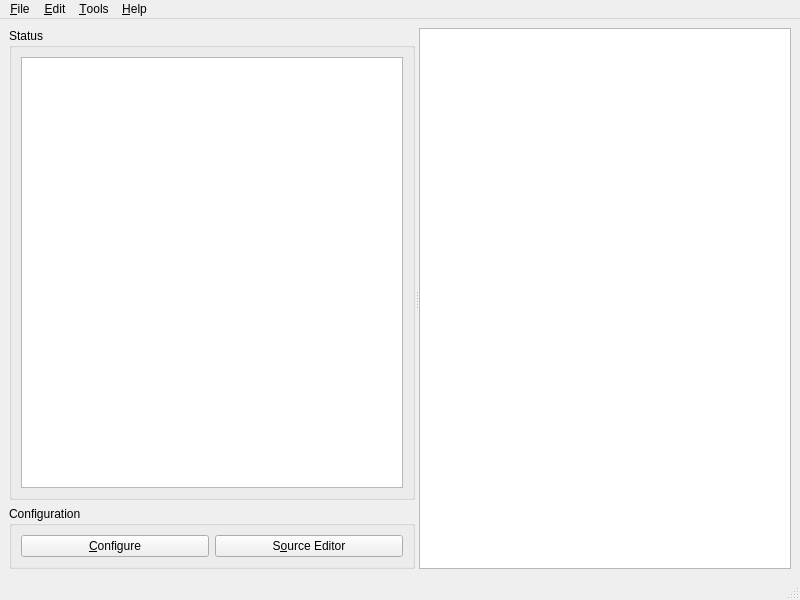
Above: src/ui/robotqt.ui from simmiyoung/robotqt before the change. Below: the same form after it.
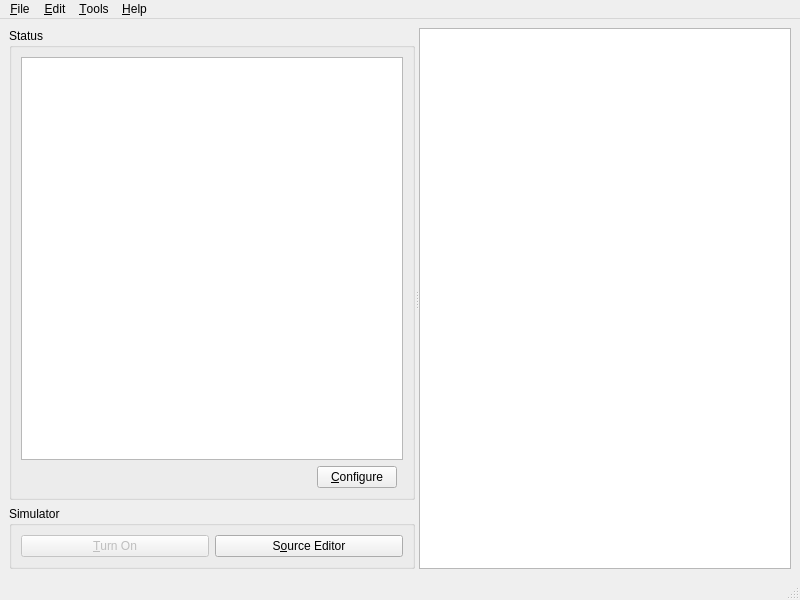
That is the form after the change. Icons and pictures are not drawn.

What changed in the file:
```diff
--- a/src/ui/robotqt.ui
+++ b/src/ui/robotqt.ui
@@ -28,31 +28,102 @@
            <string>Status</string>
           </property>
           <layout class="QGridLayout" name="gridLayout">
-           <item row="0" column="0">
+           <item row="0" column="0" colspan="3">
             <widget class="QTableWidget" name="tableWidget">
+             <property name="showDropIndicator" stdset="0">
+              <bool>true</bool>
+             </property>
+             <property name="alternatingRowColors">
+              <bool>true</bool>
+             </property>
+             <property name="iconSize">
+              <size>
+               <width>36</width>
+               <height>36</height>
+              </size>
+             </property>
+             <property name="showGrid">
+              <bool>false</bool>
+             </property>
+             <property name="gridStyle">
+              <enum>Qt::NoPen</enum>
+             </property>
+             <property name="wordWrap">
+              <bool>true</bool>
+             </property>
+             <property name="cornerButtonEnabled">
+              <bool>false</bool>
+             </property>
              <property name="columnCount">
               <number>1</number>
              </property>
              <attribute name="horizontalHeaderVisible">
               <bool>false</bool>
              </attribute>
+             <attribute name="horizontalHeaderMinimumSectionSize">
+              <number>100</number>
+             </attribute>
+             <attribute name="verticalHeaderVisible">
+              <bool>false</bool>
+             </attribute>
+             <attribute name="verticalHeaderVisible">
+              <bool>false</bool>
+             </attribute>
              <attribute name="horizontalHeaderVisible">
               <bool>false</bool>
              </attribute>
+             <attribute name="horizontalHeaderMinimumSectionSize">
+              <number>100</number>
+             </attribute>
              <column/>
             </widget>
            </item>
+           <item row="1" column="1">
+            <widget class="QPushButton" name="configureButton_2">
+             <property name="toolTip">
+              <string>Configure current object</string>
+             </property>
+             <property name="statusTip">
+              <string>Configure current object</string>
+             </property>
+             <property name="whatsThis">
+              <string>Configure current object</string>
+             </property>
+             <property name="text">
+              <string>&amp;Configure</string>
+             </property>
+             <property name="shortcut">
+              <string>Ctrl+Shift+C</string>
+             </property>
+            </widget>
+           </item>
+           <item row="1" column="0">
+            <spacer name="horizontalSpacer">
+             <property name="orientation">
+              <enum>Qt::Horizontal</enum>
+             </property>
+             <property name="sizeHint" stdset="0">
+              <size>
+               <width>40</width>
+               <height>20</height>
+              </size>
+             </property>
+            </spacer>
+           </item>
           </layout>
          </widget>
         </item>
         <item>
          <widget class="QGroupBox" name="groupBox_2">
           <property name="title">
-           <string>Configuration</string>
+           <string>Simulator</string>
           </property>
           <layout class="QHBoxLayout" name="horizontalLayout">
            <item>
-            <widget class="QPushButton" name="configureButton">
+            <widget class="QPushButton" name="simulatorButton">
+             <property name="enabled">
+              <bool>false</bool>
+             </property>
              <property name="toolTip">
               <string>Configure current robot (Ctrl+Shift+C)</string>
              </property>
@@ -63,7 +134,7 @@
               <string>Configure current robot</string>
              </property>
              <property name="text">
-              <string>&amp;Configure</string>
+              <string>&amp;Turn On</string>
              </property>
              <property name="shortcut">
               <string>Ctrl+Shift+C</string>
```
Left out of the diff: 13 changed lines with no effect on the pictures.
